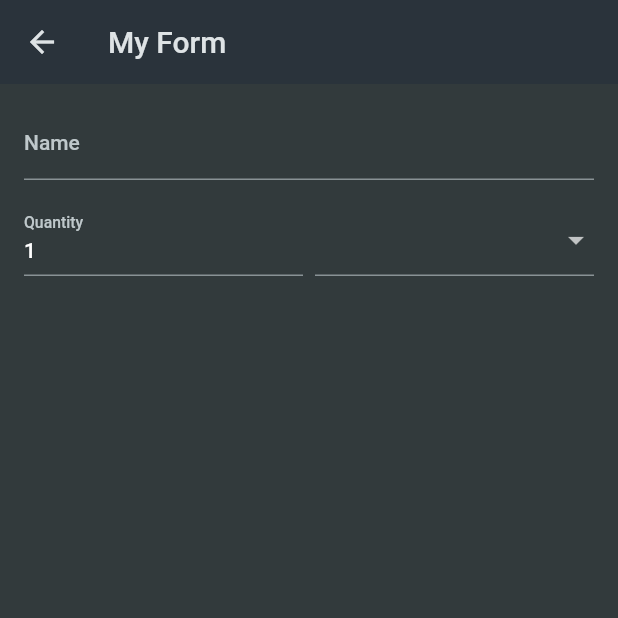
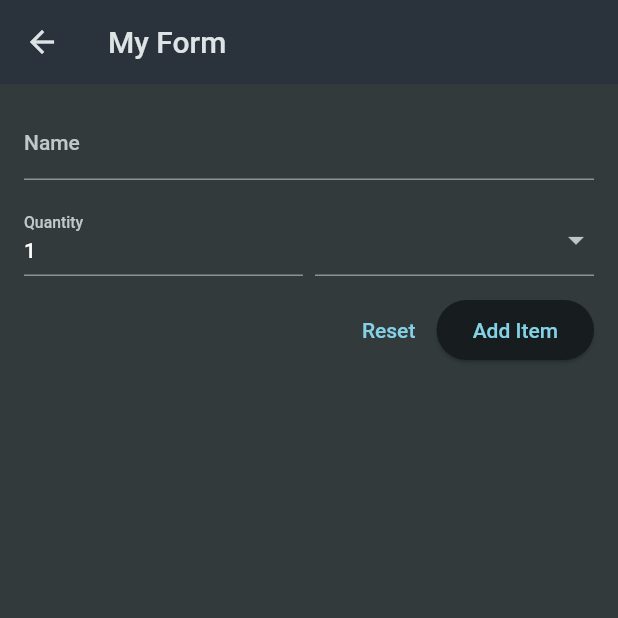
Before and after one commit to wemali05/shopping-list, a Flutter app: the NewItem screen opened directly, on a phone screen of 412 x 824 dp, the top half of it. Run offline on Flutter 3.47's test engine with Material 2 defaults, Android fonts, the phone set to English and light mode, and no system bars.

Commit message:
add buttons to a form

```diff
--- a/lib/widgets/new_item.dart
+++ b/lib/widgets/new_item.dart
@@ -11,10 +11,6 @@ class NewItem extends StatefulWidget {
 }
 
 class _NewItemState extends State<NewItem> {
-//  final _formKey = GlobalKey<FormState>();
-//   String _name = '';
-//   String _email = '';
-
   @override
   Widget build(BuildContext context) {
     return Scaffold(
@@ -67,11 +63,25 @@ class _NewItemState extends State<NewItem> {
                             ),
                           ),
                       ],
-                      onChanged: (value) {
-
-                      },
+                      onChanged: (value) {},
                     ),
                   )
+                ],
+              ),
+              const SizedBox(
+                height: 12,
+              ),
+              Row(
+                mainAxisAlignment: MainAxisAlignment.end,
+                children: [
+                  TextButton(
+                    onPressed: () {},
+                    child: const Text('Reset'),
+                  ),
+                  ElevatedButton(
+                    onPressed: () {},
+                    child: const Text('Add Item'),
+                  ),
                 ],
               )
             ],
@@ -81,15 +91,3 @@ class _NewItemState extends State<NewItem> {
     );
   }
 }
-
- // children: [
-            //   TextFormField(
-            //     maxLength: 50,
-            //     decoration: InputDecoration(
-            //       label: Text('Name'),
-            //     ),
-            //     // validator: () {
-            //     //   return 'Demo...';
-            //     // },
-            //   ),
-            //
```
